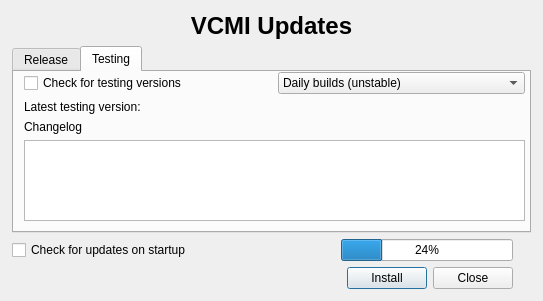
The window that launcher/updatedialog_moc.ui (GeorgeK1ng/vcmi) describes before a commit, drawn with Qt 5.
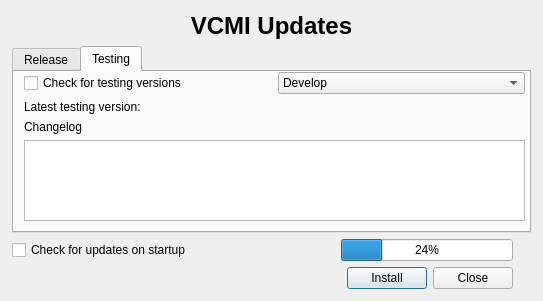
The same window after the commit.

The edit to the form file:
```diff
--- a/launcher/updatedialog_moc.ui
+++ b/launcher/updatedialog_moc.ui
@@ -132,7 +132,7 @@
          <widget class="QComboBox" name="buildChannel">
           <item>
            <property name="text">
-            <string>Daily builds (unstable)</string>
+            <string notr="true">Develop</string>
            </property>
           </item>
           <item>
```
Left out of the diff: 2 changed lines with no effect on the pictures.
